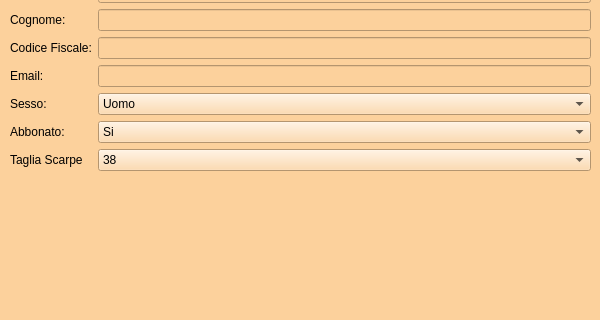
This is Dipendente/view/vistaInserimentoCliente.ui in ManuelMarrone/GestioneBowling as Qt 5 draws it before an edit; both pictures show x 0 to 600 and y 286 to 606 of the 600 by 700 pixel window. The edited form follows.
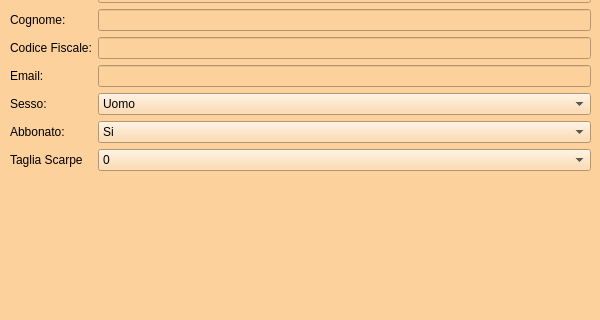
This is the edited form.

```diff
--- a/Dipendente/view/vistaInserimentoCliente.ui
+++ b/Dipendente/view/vistaInserimentoCliente.ui
@@ -158,11 +158,16 @@
          <bool>false</bool>
         </property>
         <property name="currentText">
-         <string>38</string>
+         <string>0</string>
         </property>
         <property name="currentIndex">
          <number>0</number>
         </property>
+        <item>
+         <property name="text">
+          <string>0</string>
+         </property>
+        </item>
         <item>
          <property name="text">
           <string>38</string>
```
Left out of the diff: 10 changed lines with no effect on the pictures.
